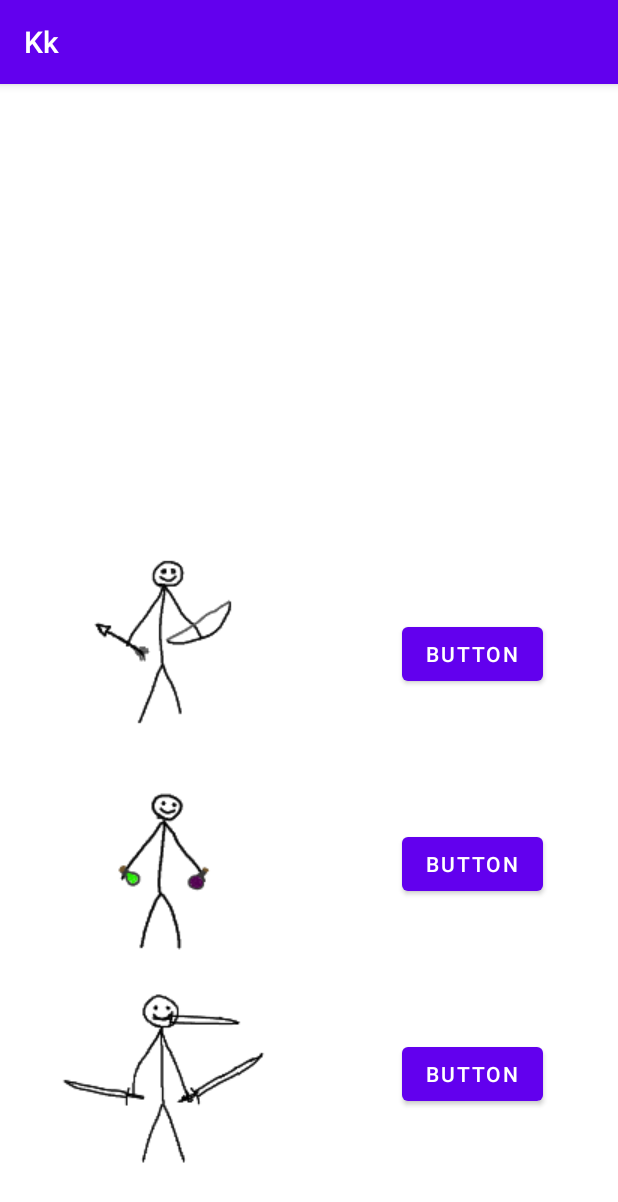
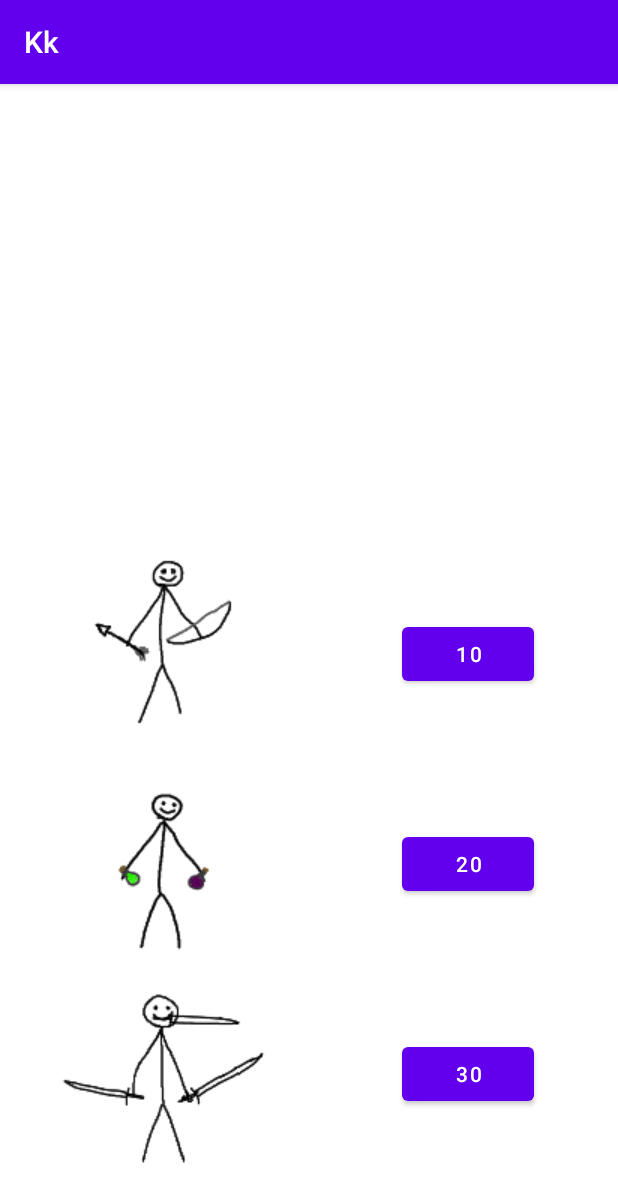
Before and after one commit to moxe228/Kk, an Android app: the shopPartners screen opened directly, with no data from a screen before it, on a phone screen of 412 x 824 dp. Shown: the top 1202 px of the screen. Run offline under Robolectric (Android 15) with nearby library versions, the light colour scheme and no system bars.

Commit message:
Initial commit

```diff
--- a/app/src/main/java/com/example/kk/shopPartners.kt
+++ b/app/src/main/java/com/example/kk/shopPartners.kt
@@ -20,7 +20,6 @@ class shopPartners : AppCompatActivity() {
         setContentView(R.layout.activity_shop_partners)
 
         pref = getSharedPreferences("TABLESP", Context.MODE_PRIVATE)
-        delAll()
         p1 = pref?.getBoolean("p1", false)!!
         p2 = pref?.getBoolean("p2", false)!!
         p3 = pref?.getBoolean("p3", false)!!
--- a/app/src/main/java/com/example/kk/shopWeapon.kt
+++ b/app/src/main/java/com/example/kk/shopWeapon.kt
@@ -23,7 +23,6 @@ class shopWeapon : AppCompatActivity() {
         setContentView(R.layout.activity_shop_weapon)
 
         pref = getSharedPreferences("TABLESW", Context.MODE_PRIVATE)
-        delAll()
         haveS1 = pref?.getBoolean("hS1", false)!!
         haveS2 = pref?.getBoolean("hS2", false)!!
         haveS3 = pref?.getBoolean("hS3", false)!!
--- a/app/src/main/res/layout/activity_shop_partners.xml
+++ b/app/src/main/res/layout/activity_shop_partners.xml
@@ -29,7 +29,7 @@
     />
     <Button
             android:id="@+id/buttonP1"
-            android:text="Button"
+            android:text="10"
             android:layout_width="wrap_content"
             android:layout_height="wrap_content"
 
@@ -37,7 +37,7 @@
             android:layout_marginBottom="92dp" app:layout_constraintBottom_toTopOf="@+id/buttonP2"/>
     <Button
             android:id="@+id/buttonP2"
-            android:text="Button"
+            android:text="20"
             android:layout_width="wrap_content"
             android:layout_height="wrap_content"
 
@@ -45,7 +45,7 @@
             android:layout_marginBottom="92dp" app:layout_constraintBottom_toTopOf="@+id/buttonP3"/>
     <Button
             android:id="@+id/buttonP3"
-            android:text="Button"
+            android:text="30"
             android:layout_width="wrap_content"
             android:layout_height="wrap_content"
 
--- a/app/src/main/res/layout/activity_shop_weapon.xml
+++ b/app/src/main/res/layout/activity_shop_weapon.xml
@@ -30,21 +30,21 @@
             app:layout_constraintStart_toStartOf="parent" android:layout_marginStart="22dp"
             app:layout_constraintBottom_toBottomOf="parent" android:layout_marginBottom="55dp"/>
     <Button
-            android:text="Buy"
+            android:text="Buy-10"
             android:layout_width="wrap_content"
             android:layout_height="wrap_content" android:id="@+id/buttonS1"
 
             android:layout_marginStart="52dp" app:layout_constraintStart_toEndOf="@+id/imageView"
             android:layout_marginBottom="124dp" app:layout_constraintBottom_toTopOf="@+id/buttonS2"/>
     <Button
-            android:text="Buy"
+            android:text="Buy-20"
             android:layout_width="wrap_content"
             android:layout_height="wrap_content" android:id="@+id/buttonS2"
 
             android:layout_marginStart="52dp" app:layout_constraintStart_toEndOf="@+id/imageView3"
             android:layout_marginBottom="136dp" app:layout_constraintBottom_toTopOf="@+id/buttonS3"/>
     <Button
-            android:text="Buy"
+            android:text="Buy-30"
             android:layout_width="wrap_content"
             android:layout_height="wrap_content" android:id="@+id/buttonS3"
 
```
